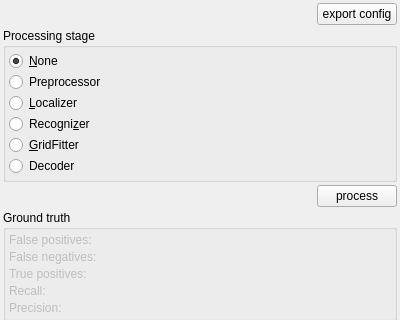
The window that ToolWidget.ui (BioroboticsLab/biotracker_beesbook) describes before a commit, drawn with Qt 5; both pictures show x 0 to 400 and y 0 to 320 of the 400 by 488 pixel window.
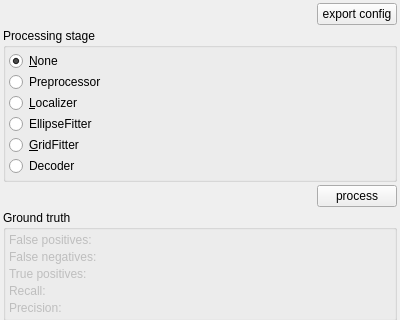
The same window after the commit.

Commit message: rename Recognizer -> EllipseFitter

```diff
--- a/ToolWidget.ui
+++ b/ToolWidget.ui
@@ -83,7 +83,7 @@
       <item>
        <widget class="QRadioButton" name="radioButtonRecognizer">
         <property name="text">
-         <string>Recogni&amp;zer</string>
+         <string>EllipseFitter</string>
         </property>
        </widget>
       </item>
```
Left out of the diff: 35 changed lines with no effect on the pictures. The commit also changes 7 other files.
